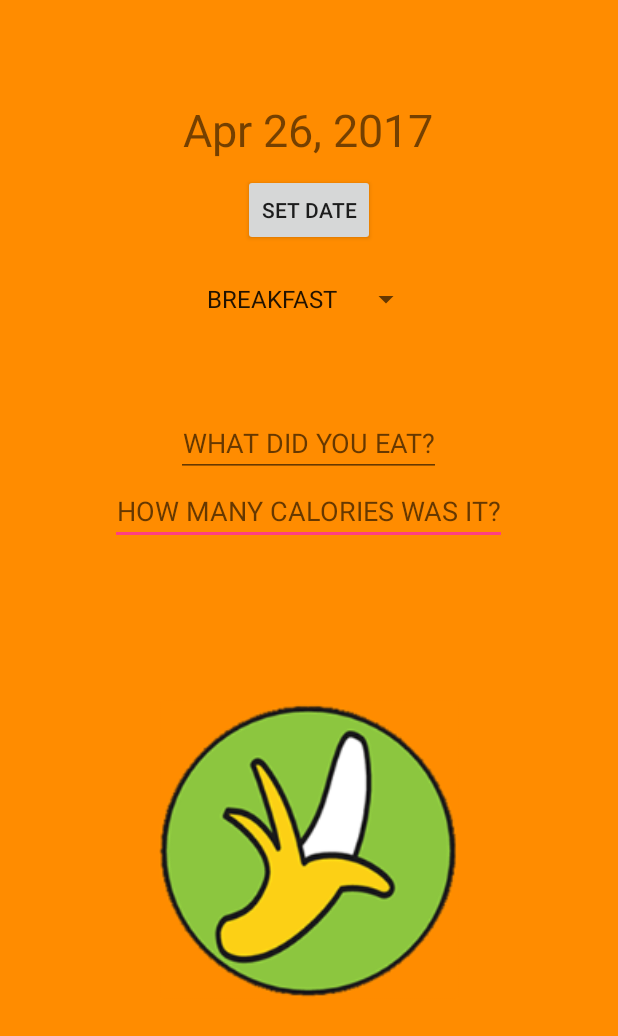
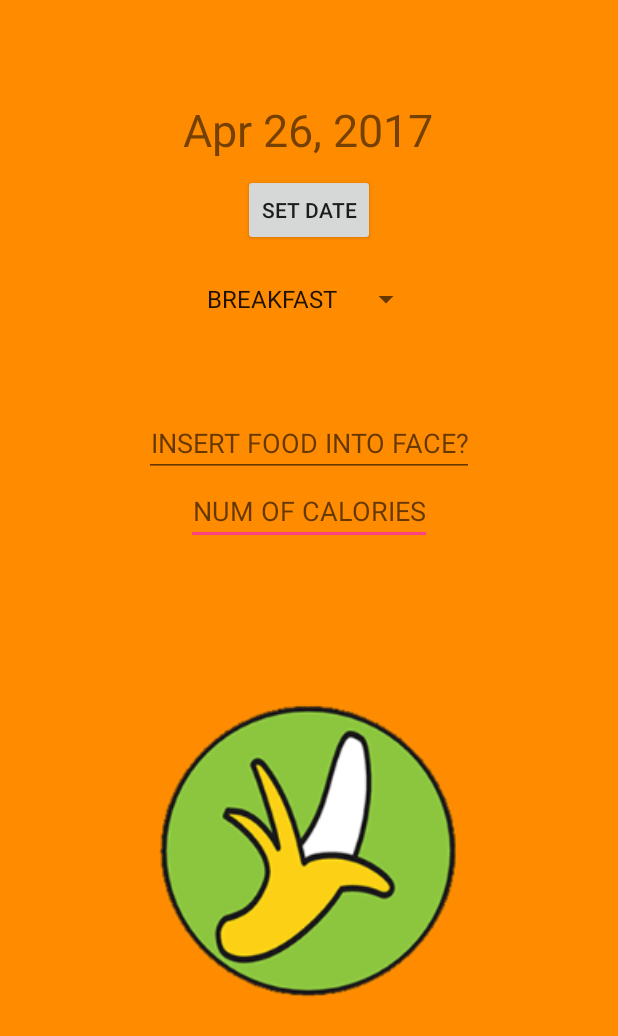
Before and after one commit to IanTennyson/Project2-FoodManagerApp, an Android app: the EatActivity screen opened directly, with no data from a screen before it, on a phone screen of 412 x 824 dp. Shown: the top 1036 px of the screen. Run offline under Robolectric (Android 15) with nearby library versions, the phone set to English and light mode, and no system bars.

```diff
--- a/app/src/main/res/layout/activity_eat.xml
+++ b/app/src/main/res/layout/activity_eat.xml
@@ -32,7 +32,7 @@
 
         android:inputType="number"
         android:gravity="center"
-        android:hint="HOW MANY CALORIES WAS IT?"
+        android:hint="NUM OF CALORIES"
         android:layout_width="wrap_content"
         android:layout_height="wrap_content"
         android:layout_marginTop="0dp"
@@ -78,7 +78,7 @@
 
         android:gravity="center"
         android:inputType="textCapCharacters"
-        android:hint="WHAT DID YOU EAT?"
+        android:hint="INSERT FOOD INTO FACE?"
         android:layout_width="wrap_content"
         android:layout_height="wrap_content"
         android:layout_marginTop="61dp"
```
Also changed, not shown: app/src/main/java/example/codeclan/com/myfoodtracker/Activities/EatActivity.java (+46 -2 lines), app/src/main/java/example/codeclan/com/myfoodtracker/MyClasses/Day.java (+26 -3 lines), app/src/main/java/example/codeclan/com/myfoodtracker/MyClasses/Food.java (+21 -0 lines), app/src/main/java/example/codeclan/com/myfoodtracker/MyClasses/FoodPlan.java (+23 -0 lines), 1 other file.
